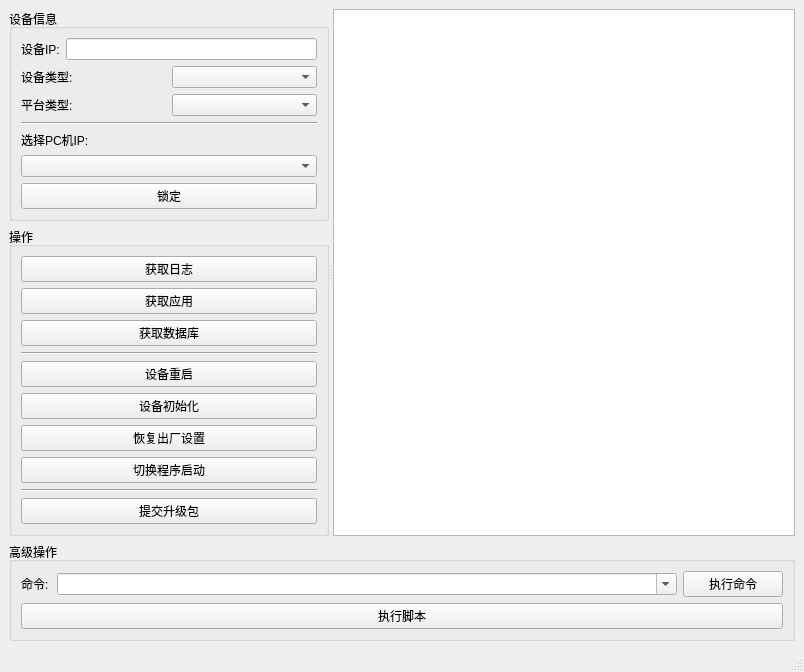
truelv/qt_obj, file WinTools/mainwindow2.ui: the form before one commit.
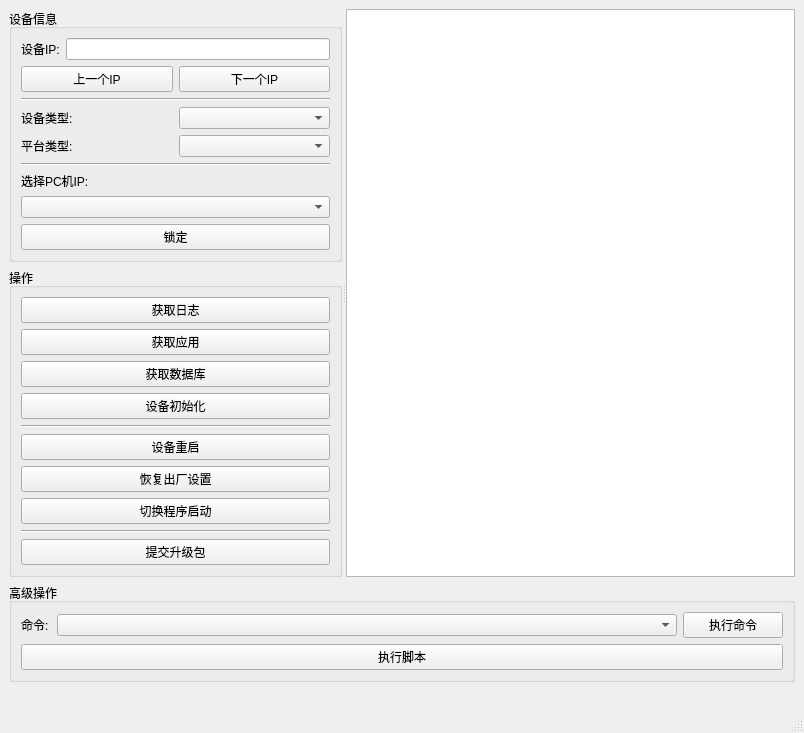
The form after the commit.

Commit message: 添加一些功能

```diff
--- a/WinTools/mainwindow2.ui
+++ b/WinTools/mainwindow2.ui
@@ -44,6 +44,34 @@
                </item>
               </layout>
              </item>
+             <item>
+              <layout class="QHBoxLayout" name="horizontalLayout_5">
+               <property name="topMargin">
+                <number>0</number>
+               </property>
+               <item>
+                <widget class="QPushButton" name="pre_ip">
+                 <property name="text">
+                  <string>上一个IP</string>
+                 </property>
+                </widget>
+               </item>
+               <item>
+                <widget class="QPushButton" name="next_ip">
+                 <property name="text">
+                  <string>下一个IP</string>
+                 </property>
+                </widget>
+               </item>
+              </layout>
+             </item>
+             <item>
+              <widget class="Line" name="line_5">
+               <property name="orientation">
+                <enum>Qt::Horizontal</enum>
+               </property>
+              </widget>
+             </item>
              <item>
               <layout class="QHBoxLayout" name="horizontalLayout_2">
                <item>
@@ -126,6 +154,13 @@
                </property>
               </widget>
              </item>
+             <item>
+              <widget class="QPushButton" name="dev_init">
+               <property name="text">
+                <string>设备初始化</string>
+               </property>
+              </widget>
+             </item>
              <item>
               <widget class="Line" name="line">
                <property name="orientation">
@@ -140,13 +175,6 @@
                </property>
               </widget>
              </item>
-             <item>
-              <widget class="QPushButton" name="dev_init">
-               <property name="text">
-                <string>设备初始化</string>
-               </property>
-              </widget>
-             </item>
              <item>
               <widget class="QPushButton" name="dev_factory">
                <property name="text">
@@ -212,9 +240,12 @@
            </item>
            <item>
             <widget class="QComboBox" name="cmd_list">
-             <property name="editable">
+             <property name="enabled">
               <bool>true</bool>
              </property>
+             <property name="editable">
+              <bool>false</bool>
+             </property>
             </widget>
            </item>
            <item>
@@ -250,6 +281,13 @@
       </item>
      </layout>
     </item>
+    <item>
+     <widget class="QLabel" name="stat_msg">
+      <property name="text">
+       <string/>
+      </property>
+     </widget>
+    </item>
    </layout>
   </widget>
   <widget class="QMenuBar" name="menubar">
```
The commit also changes 2 other files.
